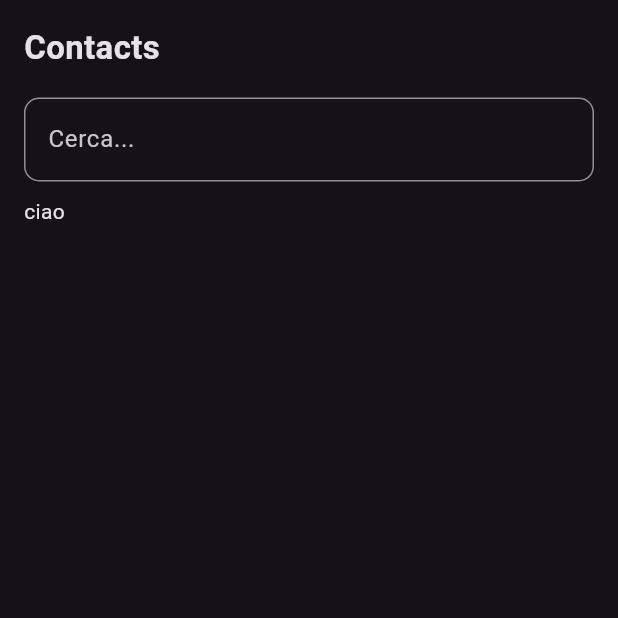
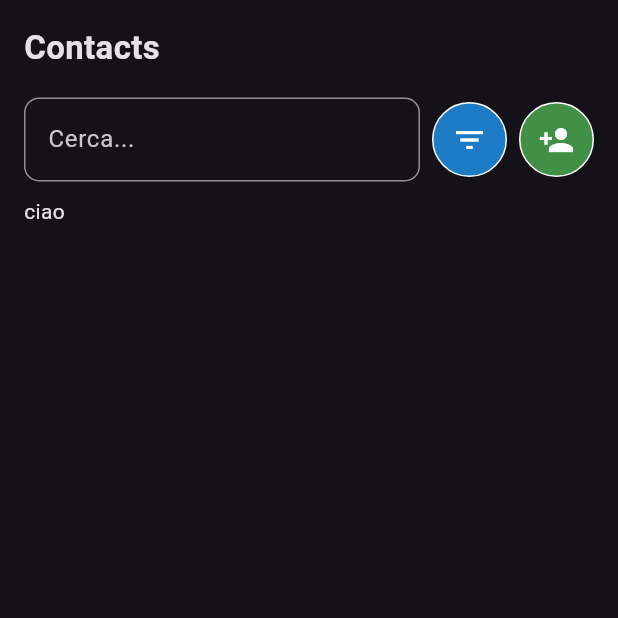
Before and after one commit to dnlsdn/tripApp, a Flutter app: the Contacts screen opened directly, on a phone screen of 412 x 824 dp, the top half of it. Run offline on Flutter 3.47's test engine with Material 3 defaults, Android fonts, the phone set to English and light mode, and no system bars; our stand-ins replace cloud_firestore, firebase_auth, firebase_core, firebase_storage, geocoding, geolocator and 3 more; missing offline and left inert: cupertino_modal_sheet, custom_info_window; accounts and stored records are empty; network calls fail.

```diff
--- a/lib/Views/Contacts.dart
+++ b/lib/Views/Contacts.dart
@@ -1,6 +1,10 @@
 import 'package:flutter/material.dart';
 import 'package:flutter/widgets.dart';
 import 'package:travel_app/Controllers/UserMethods.dart';
+import 'package:travel_app/Controllers/UserProvider.dart';
+import 'package:travel_app/Views/AddMarker.dart';
+import 'package:travel_app/Views/Contact.dart';
+import 'package:travel_app/Views/NewFriend.dart';
 
 class Contacts extends StatefulWidget {
   const Contacts({super.key});
@@ -13,12 +17,14 @@ class _ContactsState extends State<Contacts> {
   final TextEditingController controller = TextEditingController();
   List<String> suggestions = [];
   late UserMethods userMethods;
+  late UserProvider userProvider;
 
   @override
   void initState() {
     super.initState();
     userMethods = UserMethods();
     controller.addListener(_onSearchChanged);
+    userProvider = UserProvider();
   }
 
   @override
@@ -53,7 +59,10 @@ class _ContactsState extends State<Contacts> {
               SizedBox(
                 height: 18,
               ),
-              TextField(
+              Row(
+                children: [
+                  Expanded(
+                    child: TextField(
                       controller: controller,
                       decoration: InputDecoration(
                         hintText: 'Cerca...',
@@ -61,6 +70,44 @@ class _ContactsState extends State<Contacts> {
                           borderRadius: BorderRadius.circular(10),
                         ),
                       ),
+                    ),
+                  ),
+                  SizedBox(width: 8),
+                  Container(
+                    decoration: BoxDecoration(
+                        color: Colors.blue.withOpacity(0.8),
+                        shape: BoxShape.circle,
+                        border: Border.all(color: Colors.white)),
+                    child: IconButton(
+                      highlightColor: Colors.transparent,
+                      icon: Icon(
+                        Icons.filter_list,
+                        color: Colors.white,
+                      ),
+                      onPressed: () {},
+                    ),
+                  ),
+                  SizedBox(width: 8),
+                  Container(
+                    decoration: BoxDecoration(
+                        color: Colors.green.withOpacity(0.8),
+                        shape: BoxShape.circle,
+                        border: Border.all(color: Colors.white)),
+                    child: IconButton(
+                      highlightColor: Colors.transparent,
+                      icon: Icon(
+                        Icons.person_add,
+                        color: Colors.white,
+                      ),
+                      onPressed: () {
+                        Navigator.push(
+                            context,
+                            MaterialPageRoute(
+                                builder: (context) => const NewFriend()));
+                      },
+                    ),
+                  ),
+                ],
               ),
               const SizedBox(height: 10),
               Stack(
@@ -86,39 +133,27 @@ class _ContactsState extends State<Contacts> {
                               borderRadius: BorderRadius.circular(8),
                             ),
                             child: ListTile(
-                              onTap: () async {},
-                              title: Text(
-                                  suggestions[index] ?? 'No title available'),
+                              onTap: () async {
+                                final profileId = await userMethods
+                                    .getIdByUsername(suggestions[index]);
+                                if (profileId != null) {
+                                  final profileDetails = await userProvider
+                                      .getProfileDetails(profileId);
+                                  Navigator.push(
+                                    context,
+                                    MaterialPageRoute(
+                                      builder: (context) =>
+                                          Contact(profile: profileDetails!),
+                                    ),
+                                  );
+                                }
+                              },
+                              title: Text(suggestions[index]),
                             ),
                           );
                         },
                       ),
                     ),
-                  // Align(
-                  //   alignment: Alignment.topCenter,
-                  //   child: Container(
-                  //     height: MediaQuery.of(context).size.height / 2,
-                  //     //color: Colors.black,
-                  //     decoration: BoxDecoration(
-                  //         color: Colors.black,
-                  //         border: Border.all(color: Colors.black),
-                  //         borderRadius: BorderRadius.circular(8)),
-                  //     child: suggestions.isEmpty
-                  //         ? Center(child: Text('Nessun suggerimento trovato'))
-                  //         : ListView.builder(
-                  //             itemCount: suggestions.length,
-                  //             itemBuilder: (context, index) {
-                  //               return ListTile(
-                  //                 title: Text(suggestions[index]),
-                  //                 onTap: () {
-                  //                   controller.text = suggestions[index];
-                  //                   // Aggiungi logica da eseguire alla selezione del suggerimento
-                  //                 },
-                  //               );
-                  //             },
-                  //           ),
-                  //   ),
-                  // ),
                 ],
               ),
             ],
```
Also changed, not shown: lib/Controllers/UserMethods.dart (+65 -0 lines), lib/Views/Contact.dart (+88 -9 lines), lib/Views/NewFriend.dart (added, +50 -0 lines). Lines whose indentation alone changed are shown as unchanged.
